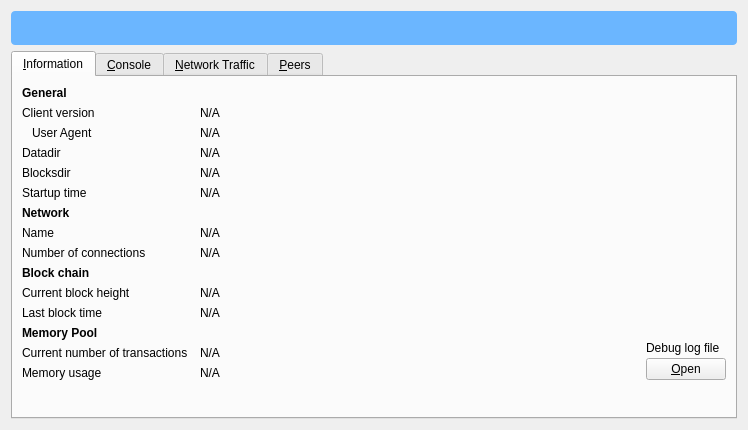
Old version of the form src/qt/forms/debugwindow.ui in the repository JohnnyLawDGB/digibyte.
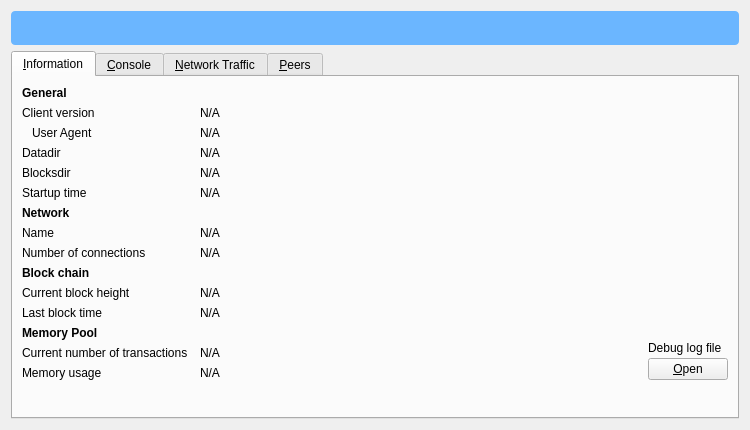
New version of the form. Icons and pictures are not drawn. Custom widgets are drawn as their Qt base class.

```diff
--- a/src/qt/forms/debugwindow.ui
+++ b/src/qt/forms/debugwindow.ui
@@ -6,7 +6,7 @@
    <rect>
     <x>0</x>
     <y>0</y>
-    <width>740</width>
+    <width>750</width>
     <height>430</height>
    </rect>
   </property>
```
